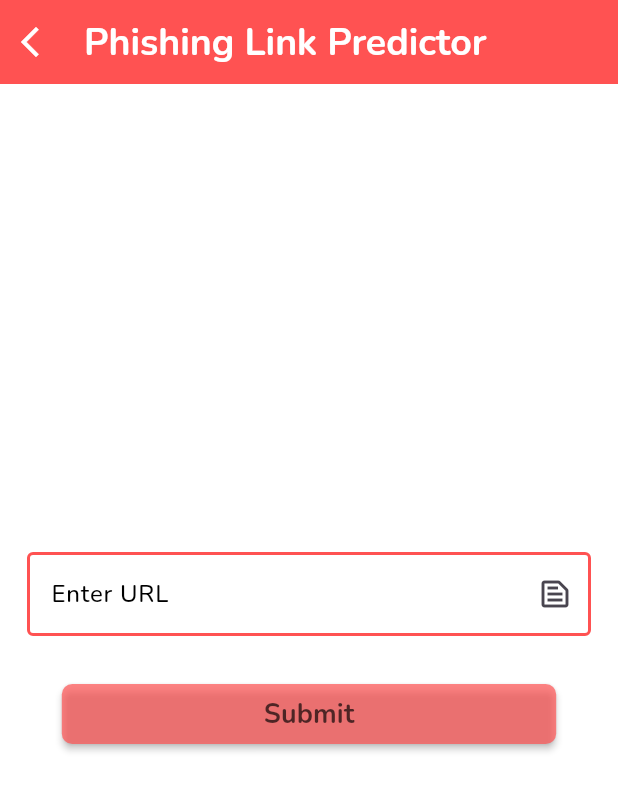
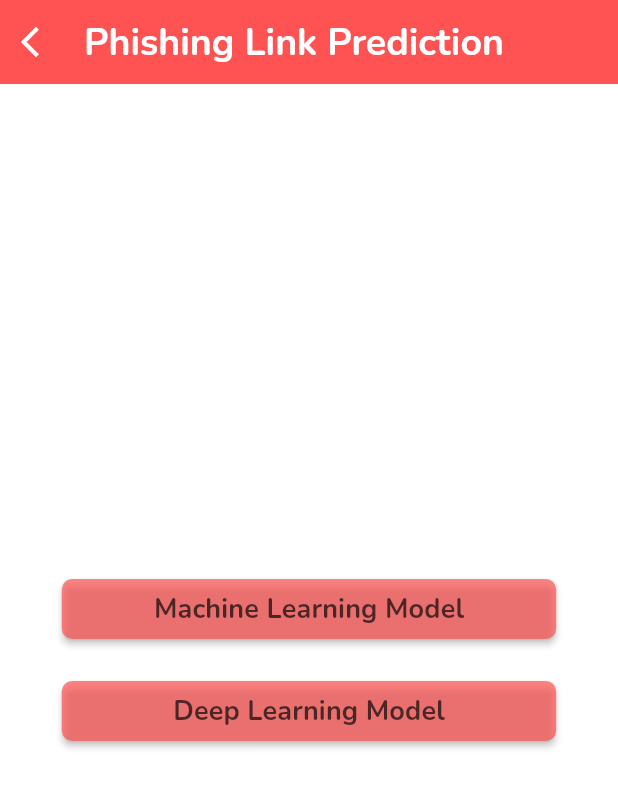
Before and after one commit to Ram3ez/CyberSec, a Flutter app: the screen it shows after launch, after a tap on "Phishing Link Detector", on a phone screen of 412 x 824 dp. Shown: the top 791 px of the screen. Run offline on Flutter 3.47's test engine with Material 3 defaults, Android fonts, the phone set to English and light mode, and no system bars; our stand-ins replace dio, google_fonts; missing offline and left inert: encrypt; network calls fail; project files that could hold a hidden picture were left out.

Commit message:
added ML and DL models

```diff
--- a/lib/pages/phishing_prediction_page.dart
+++ b/lib/pages/phishing_prediction_page.dart
@@ -1,94 +1,34 @@
 import 'package:cyber_sec/components/base_page.dart';
 import 'package:cyber_sec/components/custom_button.dart';
-import 'package:cyber_sec/components/custom_text_field.dart';
+import 'package:cyber_sec/functions/switch_page.dart';
+import 'package:cyber_sec/pages/deep_learning_model_page.dart';
+import 'package:cyber_sec/pages/machine_learning_model_page.dart';
 import 'package:flutter/material.dart';
-import 'package:dio/dio.dart';
 
-class PhishingPredictionPage extends StatefulWidget {
+class PhishingPredictionPage extends StatelessWidget {
   const PhishingPredictionPage({super.key});
-
-  @override
-  State<PhishingPredictionPage> createState() => _PhishingPredictionPageState();
-}
-
-class _PhishingPredictionPageState extends State<PhishingPredictionPage> {
-  final TextEditingController urlController = TextEditingController();
-  String? _result;
-  bool _isLoading = false;
-
-  void _submit() async {
-    setState(() {
-      _isLoading = true;
-      _result = null;
-    });
-
-    final dio = Dio();
-    try {
-      final response = await dio.post(
-        'https://ram3ez-cybersec.hf.space/gradio_api/call/predict/',
-        options: Options(
-          headers: {
-            'Content-Type': 'application/json',
-            'Authorization': 'Bearer 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',
-          },
-        ),
-        data: {
-          "data": [urlController.text],
-        },
-      );
-
-      final result = response.data["event_id"].toString();
-
-      final response2 = await dio.get(
-        'https://ram3ez-cybersec.hf.space/gradio_api/call/predict/$result',
-        options: Options(
-          headers: {
-            'Content-Type': 'application/json',
-            'Authorization': 'Bearer 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',
-          },
-        ),
-      );
-
-      _result = response2.data.toString().split("\n")[1].toLowerCase();
-      print(_result);
-    } catch (e) {
-      _result = "Error: $e";
-    } finally {
-      setState(() {
-        _isLoading = false;
-      });
-    }
-  }
 
   @override
   Widget build(BuildContext context) {
     return BasePage(
-      title: "Phishing Link Predictor",
+      title: "Phishing Link Prediction",
       child: Center(
         child: Column(
           mainAxisAlignment: MainAxisAlignment.center,
+          crossAxisAlignment: CrossAxisAlignment.center,
+          spacing: 20,
           children: [
-            CustomTextField(
-              label: "Enter URL",
-              isNum: false,
-              controller: urlController,
+            CustomButton(
+              label: "Machine Learning Model",
+              onPress: SwitchPage.switchPage(
+                context,
+                MachineLearningModelPage(),
+              ),
             ),
-            SizedBox(height: 20),
-            CustomButton(label: "Submit", onPress: _submit),
-            SizedBox(height: 20),
-            if (_isLoading)
-              CircularProgressIndicator(color: Theme.of(context).primaryColor)
-            else if (_result != null) ...[
-              Text(
-                _result!.contains("legitimate")
-                    ? "Legitimate URL"
-                    : "Phishing URL",
-                style: Theme.of(context).textTheme.labelSmall!.copyWith(
-                  color:
-                      _result!.contains("phishing") ? Colors.red : Colors.green,
-                ),
-              ),
-            ],
+            CustomButton(
+              label: "Deep Learning Model",
+              onPress: SwitchPage.switchPage(context, DeepLearningModelPage()),
+            ),
           ],
         ),
       ),
```
Also changed, not shown: lib/pages/deep_learning_model_page.dart (added, +108 -0 lines), lib/pages/machine_learning_model_page.dart (added, +99 -0 lines), 1 other file.
